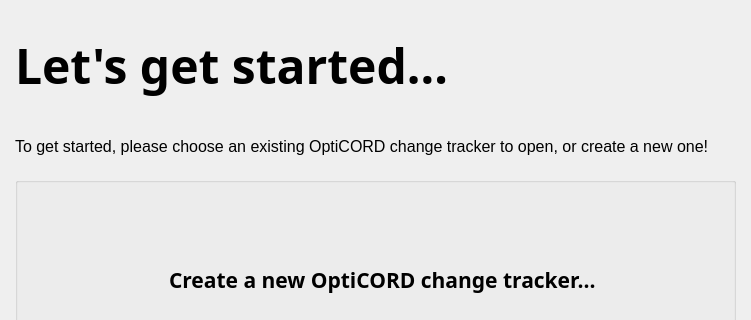
The window that ui/welcome.ui (ONS-RossGD/OptiCORD2) describes before a commit, drawn with Qt 5; both pictures show x 0 to 751 and y 0 to 320 of the 751 by 603 pixel window.
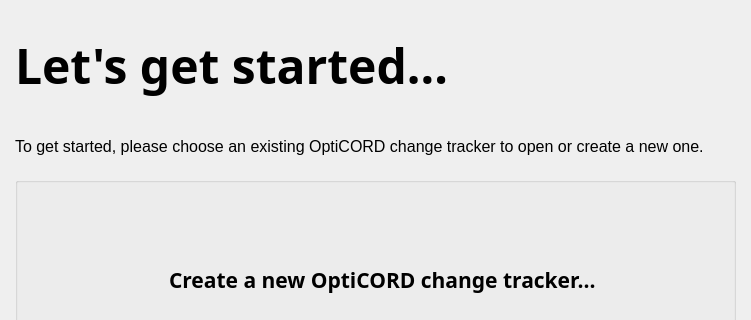
The same window after the commit. Icons and pictures are not drawn.

Commit message: Minor UI text change on welcome page

```diff
--- a/ui/welcome.ui
+++ b/ui/welcome.ui
@@ -67,7 +67,7 @@
       </font>
      </property>
      <property name="text">
-      <string>To get started, please choose an existing OptiCORD change tracker to open, or create a new one!</string>
+      <string>To get started, please choose an existing OptiCORD change tracker to open or create a new one.</string>
      </property>
      <property name="wordWrap">
       <bool>true</bool>
```
